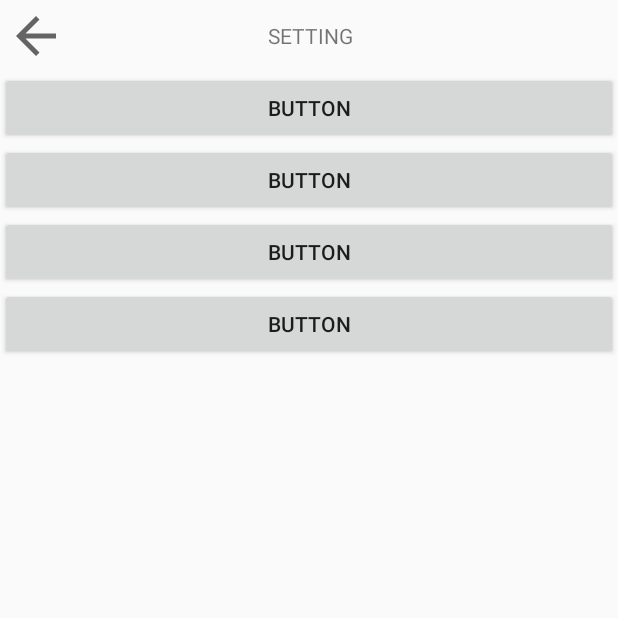
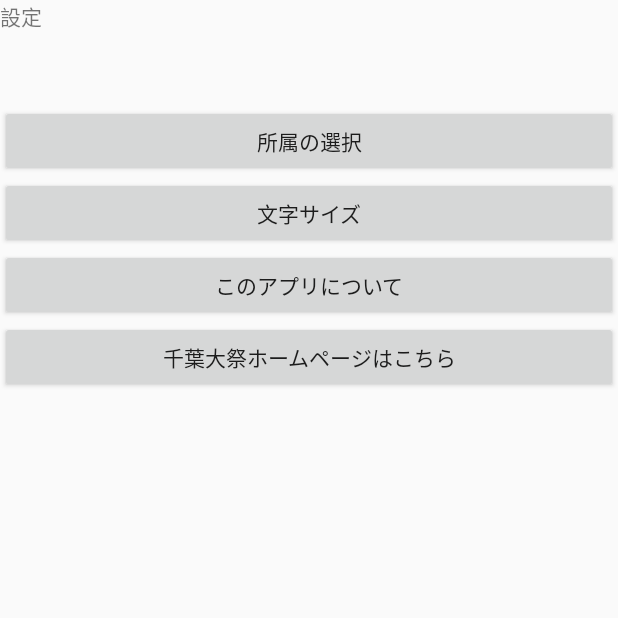
Before and after one commit to kentaro0113/55th_application, an Android app: the SettingActivity screen opened directly, with no data from a screen before it, on a phone screen of 412 x 824 dp, the top half of it. Run offline under Robolectric (Android 15) with nearby library versions, the phone set to English and light mode, and no system bars.

Commit message:
セッティングメニュー作ったー＆それに伴っていろいろ追加しますたby鳥貴での年確チャレンジ失敗勢

```diff
--- a/app/src/main/java/com/chibafes/chibafes55/SettingActivity.java
+++ b/app/src/main/java/com/chibafes/chibafes55/SettingActivity.java
@@ -32,7 +32,7 @@ public class SettingActivity extends Activity {
     public void onClickButtonAbout(View view){
         new AlertDialog.Builder(this)
                     .setTitle(null)
-                    .setMessage("ChibaFlier  Copyright © 第55回千葉大祭実行委員会事務局")
+                    .setMessage("55th千葉大祭公式アプリ For you  Copyright © 第55回千葉大祭実行委員会事務局")
                     .setPositiveButton("OK",null)
                     .show();
     }
--- /dev/null
+++ b/app/src/main/res/layout/activity_map.xml
@@ -0,0 +1,6 @@
+<?xml version="1.0" encoding="utf-8"?>
+<LinearLayout xmlns:android="http://schemas.android.com/apk/res/android"
+    android:orientation="vertical" android:layout_width="match_parent"
+    android:layout_height="match_parent">
+
+</LinearLayout>
--- a/app/src/main/res/layout/activity_setting.xml
+++ b/app/src/main/res/layout/activity_setting.xml
@@ -1,71 +1,39 @@
 <?xml version="1.0" encoding="utf-8"?>
 <LinearLayout xmlns:android="http://schemas.android.com/apk/res/android"
-    xmlns:app="http://schemas.android.com/apk/res-auto"
     android:orientation="vertical" android:layout_width="match_parent"
     android:layout_height="match_parent"
     android:weightSum="1">
 
-    <LinearLayout
+    <TextView
+        android:id="@+id/textView2"
         android:layout_width="match_parent"
-        android:layout_height="48dp"
-        android:orientation="horizontal">
-
-        <ImageButton
-            android:id="@+id/buttonBack"
-            android:layout_width="match_parent"
-            android:layout_height="match_parent"
-            android:layout_weight="3"
-            android:background="@null"
-            android:onClick="onClickButtonBack"
-            android:padding="4dp"
-            android:scaleType="fitStart"
-            android:src="?android:attr/homeAsUpIndicator"
-            app:srcCompat="?android:attr/homeAsUpIndicator" />
-
-        <TextView
-            android:id="@+id/Title"
-            android:layout_width="match_parent"
-            android:layout_height="match_parent"
-            android:layout_weight="1"
-            android:gravity="center_vertical|center_horizontal"
-            android:text="SETTING"
-            android:textAlignment="center" />
-
-        <ImageButton
-            android:id="@+id/imageButton"
-            android:layout_width="match_parent"
-            android:layout_height="match_parent"
-            android:layout_gravity="right"
-            android:layout_weight="3"
-            android:background="@null"
-            android:padding="4dp"
-            android:scaleType="fitEnd"
-            app:srcCompat="@null" />
-    </LinearLayout>
+        android:layout_height="wrap_content"
+        android:layout_weight="0.08"
+        android:text="設定" />
 
     <Button
         android:id="@+id/button_belong"
         android:layout_width="match_parent"
         android:layout_height="wrap_content"
-        android:text="Button" />
+        android:text="所属の選択" />
 
     <Button
         android:id="@+id/button_fontsize"
         android:layout_width="match_parent"
         android:layout_height="wrap_content"
-        android:text="Button" />
+        android:text="文字サイズ" />
 
     <Button
         android:id="@+id/button_about_app"
         android:layout_width="match_parent"
         android:layout_height="wrap_content"
         android:onClick="onClickButtonAbout"
-        android:text="Button" />
+        android:text="このアプリについて" />
 
     <Button
         android:id="@+id/button_to_web"
         android:layout_width="match_parent"
         android:layout_height="wrap_content"
         android:onClick="onClickButtonToWeb"
-        android:text="Button" />
+        android:text="千葉大祭ホームページはこちら" />
 </LinearLayout>
```
Also changed, not shown: app/src/main/java/com/chibafes/chibafes55/MainMenuActivity.java (+4 -63 lines), app/src/main/java/com/chibafes/chibafes55/MapActivity.java (added, +28 -0 lines), app/src/main/res/layout/activity_info.xml (+45 -8 lines), 1 other file.
